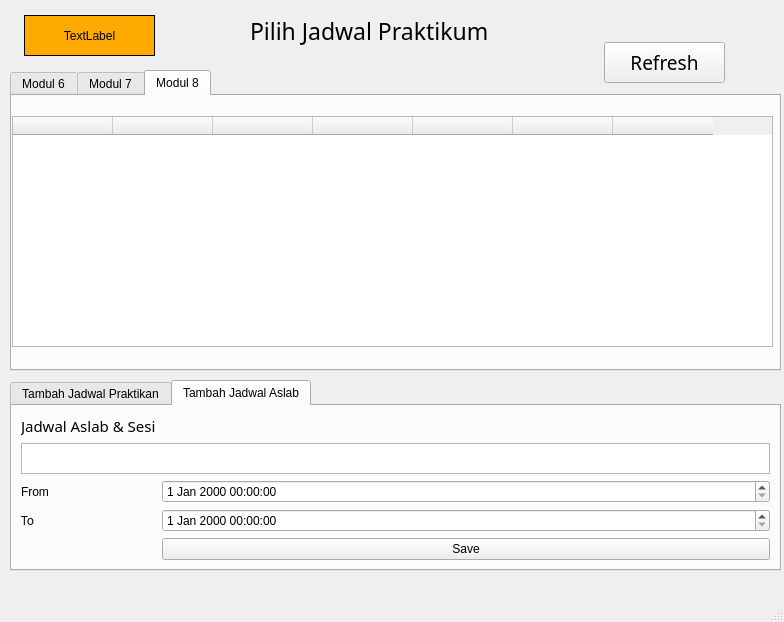
burjoy/Proyek_PyQt5, file Design_Trial.ui: the form before one commit.
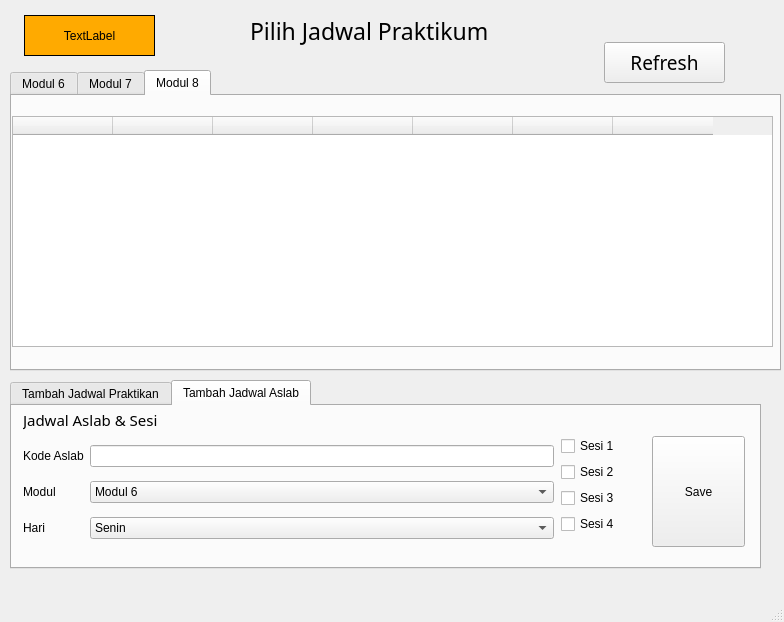
The form after the commit. The open tabs and pages were chosen to show the change.

Commit message: ui baru aslab

```diff
--- a/Design_Trial.ui
+++ b/Design_Trial.ui
@@ -22,8 +22,8 @@
      <rect>
       <x>10</x>
       <y>380</y>
-      <width>771</width>
-      <height>191</height>
+      <width>751</width>
+      <height>189</height>
      </rect>
     </property>
     <property name="currentIndex">
@@ -466,63 +466,179 @@
      <attribute name="title">
       <string>Tambah Jadwal Aslab</string>
      </attribute>
-     <layout class="QHBoxLayout" name="horizontalLayout_2">
-      <item>
-       <layout class="QFormLayout" name="formLayout_2">
-        <item row="0" column="0">
-         <widget class="QLabel" name="label">
-          <property name="font">
-           <font>
-            <family>Gill Sans MT</family>
-            <pointsize>11</pointsize>
-           </font>
+     <widget class="QWidget" name="">
+      <property name="geometry">
+       <rect>
+        <x>11</x>
+        <y>31</y>
+        <width>531</width>
+        <height>111</height>
+       </rect>
+      </property>
+      <layout class="QGridLayout" name="gridLayout_2">
+       <item row="0" column="1">
+        <widget class="QLineEdit" name="lineEdit"/>
+       </item>
+       <item row="1" column="0">
+        <widget class="QLabel" name="label_7">
+         <property name="text">
+          <string>Modul</string>
+         </property>
+        </widget>
+       </item>
+       <item row="1" column="1">
+        <widget class="QComboBox" name="comboBox">
+         <item>
+          <property name="text">
+           <string>Modul 6</string>
           </property>
+         </item>
+         <item>
           <property name="text">
-           <string>Jadwal Aslab &amp; Sesi</string>
+           <string>Modul 7</string>
           </property>
-          <property name="textFormat">
-           <enum>Qt::AutoText</enum>
+         </item>
+         <item>
+          <property name="text">
+           <string>Modul 8</string>
           </property>
-         </widget>
-        </item>
-        <item row="1" column="0" colspan="2">
-         <widget class="QTextEdit" name="textEdit"/>
-        </item>
-        <item row="3" column="0">
-         <widget class="QLabel" name="label_2">
-          <property name="font">
-           <font>
-            <family>Gill Sans MT</family>
-           </font>
+         </item>
+        </widget>
+       </item>
+       <item row="2" column="0">
+        <widget class="QLabel" name="label_3">
+         <property name="font">
+          <font>
+           <family>MS Shell Dlg 2</family>
+          </font>
+         </property>
+         <property name="text">
+          <string>Hari</string>
+         </property>
+        </widget>
+       </item>
+       <item row="2" column="1">
+        <widget class="QComboBox" name="comboBox_2">
+         <item>
+          <property name="text">
+           <string>Senin</string>
           </property>
+         </item>
+         <item>
           <property name="text">
-           <string>To</string>
+           <string>Selasa</string>
           </property>
-         </widget>
-        </item>
-        <item row="2" column="0">
-         <widget class="QLabel" name="label_3">
+         </item>
+         <item>
           <property name="text">
-           <string>From</string>
+           <string>Rabu</string>
           </property>
-         </widget>
-        </item>
-        <item row="2" column="1">
-         <widget class="QDateTimeEdit" name="from_time"/>
-        </item>
-        <item row="3" column="1">
-         <widget class="QDateTimeEdit" name="to_time"/>
-        </item>
-        <item row="4" column="1">
-         <widget class="QPushButton" name="pushButton">
+         </item>
+         <item>
           <property name="text">
-           <string>Save</string>
+           <string>Kamis</string>
           </property>
-         </widget>
-        </item>
-       </layout>
-      </item>
-     </layout>
+         </item>
+         <item>
+          <property name="text">
+           <string>Jumat</string>
+          </property>
+         </item>
+        </widget>
+       </item>
+       <item row="0" column="0">
+        <widget class="QLabel" name="label_6">
+         <property name="text">
+          <string>Kode Aslab</string>
+         </property>
+        </widget>
+       </item>
+      </layout>
+     </widget>
+     <widget class="QLabel" name="label">
+      <property name="geometry">
+       <rect>
+        <x>11</x>
+        <y>0</y>
+        <width>139</width>
+        <height>27</height>
+       </rect>
+      </property>
+      <property name="font">
+       <font>
+        <family>Gill Sans MT</family>
+        <pointsize>11</pointsize>
+       </font>
+      </property>
+      <property name="text">
+       <string>Jadwal Aslab &amp; Sesi</string>
+      </property>
+      <property name="textFormat">
+       <enum>Qt::AutoText</enum>
+      </property>
+     </widget>
+     <widget class="QWidget" name="">
+      <property name="geometry">
+       <rect>
+        <x>549</x>
+        <y>30</y>
+        <width>71</width>
+        <height>111</height>
+       </rect>
+      </property>
+      <layout class="QFormLayout" name="formLayout">
+       <item row="0" column="0">
+        <widget class="QCheckBox" name="checkBox">
+         <property name="text">
+          <string>Sesi 1</string>
+         </property>
+        </widget>
+       </item>
+       <item row="1" column="0">
+        <widget class="QCheckBox" name="checkBox_2">
+         <property name="text">
+          <string>Sesi 2</string>
+         </property>
+        </widget>
+       </item>
+       <item row="2" column="0">
+        <widget class="QCheckBox" name="checkBox_3">
+         <property name="text">
+          <string>Sesi 3</string>
+         </property>
+        </widget>
+       </item>
+       <item row="3" column="0">
+        <widget class="QCheckBox" name="checkBox_4">
+         <property name="text">
+          <string>Sesi 4</string>
+         </property>
+        </widget>
+       </item>
+      </layout>
+     </widget>
+     <widget class="QPushButton" name="pushButton">
+      <property name="geometry">
+       <rect>
+        <x>640</x>
+        <y>30</y>
+        <width>93</width>
+        <height>111</height>
+       </rect>
+      </property>
+      <property name="sizePolicy">
+       <sizepolicy hsizetype="Fixed" vsizetype="Fixed">
+        <horstretch>0</horstretch>
+        <verstretch>0</verstretch>
+       </sizepolicy>
+      </property>
+      <property name="styleSheet">
+       <string notr="true">font: 10pt &quot;MS Shell Dlg 2&quot;;</string>
+      </property>
+      <property name="text">
+       <string>Save</string>
+      </property>
+     </widget>
     </widget>
    </widget>
    <widget class="QTabWidget" name="tabWidget_2">
```
Left out of the diff: 2 changed lines with no effect on the pictures. The commit also changes 1 other file.
